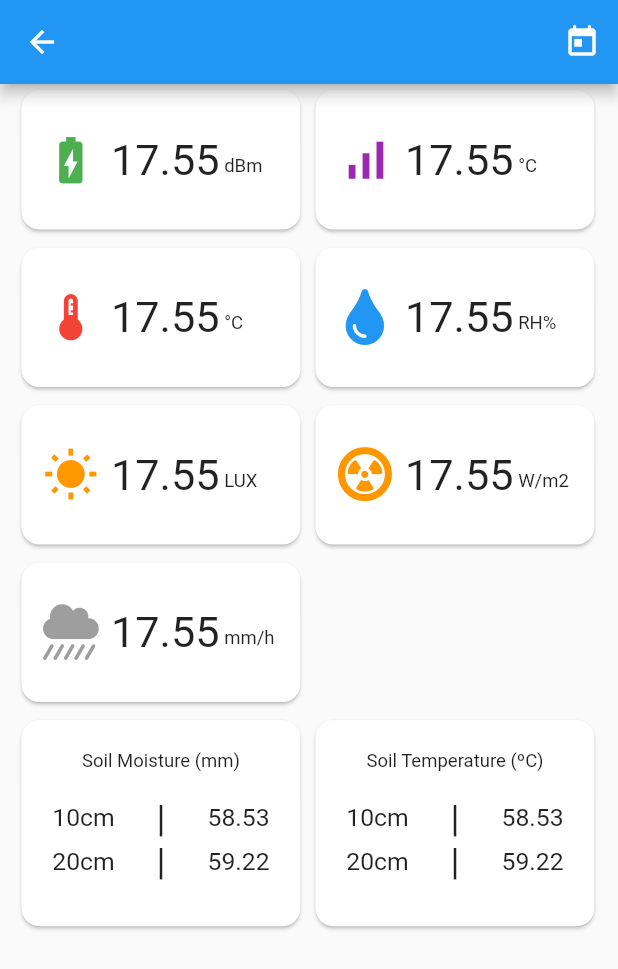
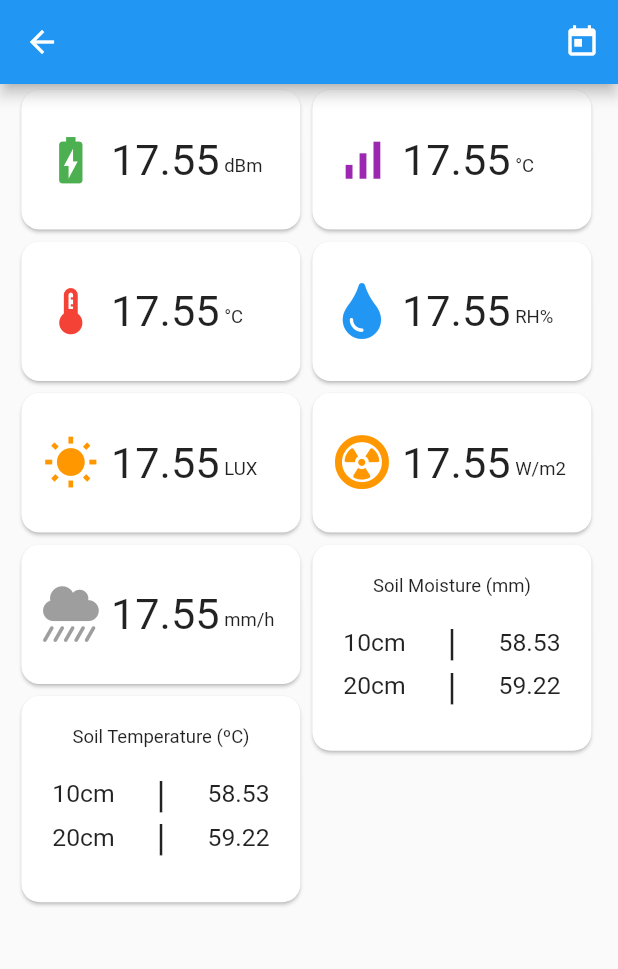
Before and after one commit to tshuenhau/pycnomobile, a Flutter app: the SensorSummaryPage screen opened directly with empty values, on a phone screen of 412 x 824 dp. Shown: the top 969 px of the screen. Run offline on Flutter 3.47's test engine with Material 2 defaults, Android fonts, the phone set to English and light mode, and no system bars; our stand-ins replace font_awesome_flutter, get, persistent_bottom_nav_bar; network calls fail; statements that could not run were skipped.

Commit message:
sensor summary layout changed

```diff
--- a/lib/builders/SummaryCardBuilder.dart
+++ b/lib/builders/SummaryCardBuilder.dart
@@ -2,65 +2,81 @@ import 'package:flutter/material.dart';
 import 'package:pycnomobile/model/Sensor.dart';
 import 'package:pycnomobile/widgets/BasicSummaryCard.dart';
 import 'package:font_awesome_flutter/font_awesome_flutter.dart';
-import 'package:pycnomobile/widgets/BlankBasicSummaryCard.dart';
 import 'package:pycnomobile/widgets/MultiSummaryCard.dart';
 
 List<Widget> buildSummaryCards(Sensor sensor) {
-  // !it takes in the sensor that u clicked on
-  //! Logic to build summary cards here
+  //!it takes as an argument the sensor that u clicked on
+  List<Widget> leftColumn =
+      []; //! this UI page is setup with a row of 2 columns
+  List<Widget> rightColumn = [];
+  //! heres the ordering of the cards
+  /*
+  1 2
+  3 4
+  5 6
+ */
+  void add(Widget card) {
+    //! Adds to leftColumn, then rightColumn, then leftColumn, then rightColumn. I tried making a helper method but its late and my head hurts.
+    if (leftColumn.isEmpty) {
+      leftColumn.add(card);
+    } else if (leftColumn.length <= rightColumn.length) {
+      leftColumn.add(card);
+    } else {
+      rightColumn.add(card);
+    }
+  }
 
-  List<Widget> summaryCards = [];
   //! The summary cards are below, the fomat is (icon, color, latest value, units). Think all u need to touch is the value part.
   //! The idea is to iterate a list or something then if there is that graph/function avail then instantiate this thing and change the value.
-  //! do summaryCards.add only if they exist for the sensor
-  summaryCards.add(new BasicSummaryCard(
+  //! add only if they exist for the sensor
+  add(new BasicSummaryCard(
       icon: Icons.battery_charging_full, //Battery Voltage
       color: Colors.green,
       value: 17.55,
       unit: "dBm"));
-  summaryCards.add(new BasicSummaryCard(
+  add(new BasicSummaryCard(
       icon: Icons.signal_cellular_alt, //Signal Strength
       color: Colors.purple,
       value: 17.55,
       unit: "°C"));
-  summaryCards.add(new BasicSummaryCard(
+  add(new BasicSummaryCard(
       icon: Icons.thermostat, color: Colors.red, value: 17.55, unit: "°C"));
-  summaryCards.add(new BasicSummaryCard(
+  add(new BasicSummaryCard(
       icon: FontAwesomeIcons.tint, // Relative Humidity
       color: Colors.blue,
       value: 17.55,
       unit: "RH%"));
-  summaryCards.add(new BasicSummaryCard(
+  add(new BasicSummaryCard(
       icon: Icons.wb_sunny, // LUX
       color: Colors.orange,
       value: 17.55,
       unit: "LUX"));
-  summaryCards.add(new BasicSummaryCard(
+  add(new BasicSummaryCard(
       icon: FontAwesomeIcons.radiationAlt, // Solar Radiation
       color: Colors.orange,
       value: 17.55,
       unit: "W/m2"));
-  summaryCards.add(new BasicSummaryCard(
+  add(new BasicSummaryCard(
       icon: FontAwesomeIcons.cloudShowersHeavy, // Solar Radiation
       color: Colors.grey,
       value: 17.55,
       unit: "mm/h"));
 
-  summaryCards.add(
-      new BlankBasicSummaryCard()); //! blank card just to make things look nicer for now, u can ignore this one.
+  // summaryCards.add(
+  //     new BlankBasicSummaryCard()); //! blank card just to make things look nicer for now, u can ignore this one.
 
 //! below is the multi summary cards for soil moisture and temp its not 100% finished but u can use it alr. 1 thing im not sure about for this is the units especially the 10cm, 20cm part
-  summaryCards.add(new MultiSummaryCard(
+  add(new MultiSummaryCard(
       title: "Soil Moisture",
       data: {
         "10cm": 58.53,
         "20cm": 59.22
       }, //! for this data part, the key value pair can be String:String, Stirng:Int, or ( Int: Int if the key does not come with the units, then ill have to add the units seperately or u can do it in ur api or smth)
       units: "mm")); // Soil Moisture
-  summaryCards.add(new MultiSummaryCard(
+  add(new MultiSummaryCard(
       title: "Soil Temperature",
       data: {"10cm": 58.53, "20cm": 59.22},
       units: "ºC")); // Soil Temperature
 
-  return summaryCards;
+  return [Column(children: leftColumn), Column(children: rightColumn)];
 }
--- a/lib/screens/SensorSummaryPage.dart
+++ b/lib/screens/SensorSummaryPage.dart
@@ -21,11 +21,11 @@ class SensorSummaryPage extends StatelessWidget {
           height: MediaQuery.of(context).size.height,
           child: Align(
             alignment: Alignment.topLeft,
-            child: Wrap(
-              direction: Axis.horizontal,
-              alignment: WrapAlignment.start,
-              spacing: 2, // gap between adjacent chips
-              runSpacing: 4.0, // gap between lines
+            child: Row(
+              // direction: Axis.horizontal,
+              // alignment: WrapAlignment.start,
+              // spacing: 2, // gap between adjacent chips
+              // runSpacing: 4.0, // gap between lines
               children: buildSummaryCards(sensor),
             ),
           ),
--- a/lib/widgets/BlankBasicSummaryCard.dart
+++ /dev/null
@@ -1,23 +0,0 @@
-import 'package:flutter/material.dart';
-
-class BlankBasicSummaryCard extends StatelessWidget {
-  const BlankBasicSummaryCard({
-    Key? key,
-  }) : super(key: key);
-
-  @override
-  Widget build(BuildContext context) {
-    return Opacity(
-      opacity: 0,
-      child: Card(
-          color: Colors.transparent,
-          shape: RoundedRectangleBorder(
-            borderRadius: BorderRadius.circular(12.0),
-          ),
-          child: SizedBox(
-            width: MediaQuery.of(context).size.width * 1 / 2 - 20,
-            height: MediaQuery.of(context).size.height * 1 / 8 - 10,
-          )),
-    );
-  }
-}
```
